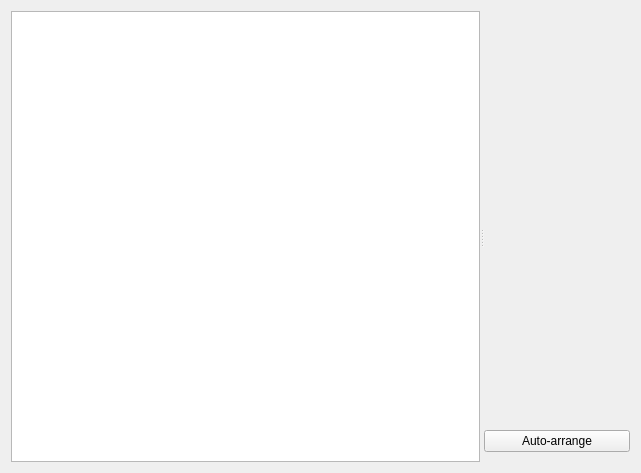
pcdshub/BEAMS, file beams/ui/edit_page.ui: the form before one commit.
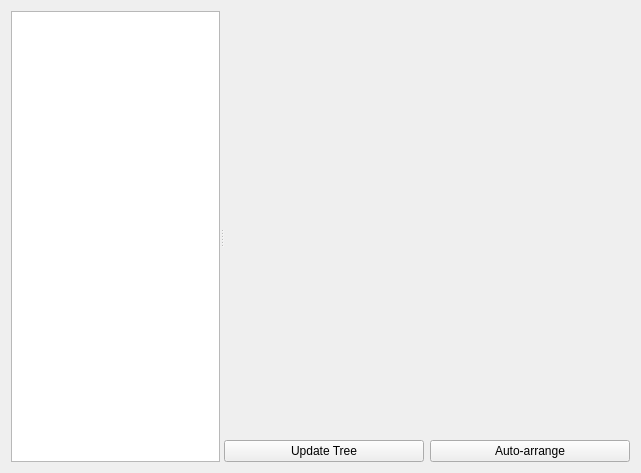
The form after the commit.

Commit message: ENH/WIP: add edit page logic, QtBTreeItem class, and tree model for showing BTree

Diff of the .ui file:
```diff
--- a/beams/ui/edit_page.ui
+++ b/beams/ui/edit_page.ui
@@ -13,7 +13,7 @@
   <property name="windowTitle">
    <string>Form</string>
   </property>
-  <layout class="QVBoxLayout" name="verticalLayout">
+  <layout class="QVBoxLayout" name="verticalLayout_2">
    <item>
     <widget class="QSplitter" name="splitter">
      <property name="orientation">
@@ -21,17 +21,20 @@
      </property>
      <widget class="QTreeView" name="tree_view">
       <property name="sizePolicy">
-       <sizepolicy hsizetype="Expanding" vsizetype="Preferred">
-        <horstretch>0</horstretch>
+       <sizepolicy hsizetype="Preferred" vsizetype="Preferred">
+        <horstretch>1</horstretch>
         <verstretch>0</verstretch>
        </sizepolicy>
       </property>
      </widget>
-     <widget class="QWidget" name="verticalLayoutWidget">
-      <layout class="QVBoxLayout" name="verticalLayout_2">
-       <property name="bottomMargin">
-        <number>10</number>
-       </property>
+     <widget class="QWidget" name="edit_widgets" native="true">
+      <property name="sizePolicy">
+       <sizepolicy hsizetype="Expanding" vsizetype="Expanding">
+        <horstretch>3</horstretch>
+        <verstretch>0</verstretch>
+       </sizepolicy>
+      </property>
+      <layout class="QVBoxLayout" name="verticalLayout">
        <item>
         <widget class="QWidget" name="node_widget" native="true">
          <property name="sizePolicy">
@@ -43,11 +46,22 @@
         </widget>
        </item>
        <item>
+        <layout class="QHBoxLayout" name="button_layout">
+         <item>
+          <widget class="QPushButton" name="update_tree_button">
+           <property name="text">
+            <string>Update Tree</string>
+           </property>
+          </widget>
+         </item>
+         <item>
         <widget class="QPushButton" name="auto_arrange_button">
          <property name="text">
           <string>Auto-arrange</string>
          </property>
         </widget>
+         </item>
+        </layout>
        </item>
       </layout>
      </widget>
```
Left out of the diff: 4 changed lines with no effect on the pictures. Lines whose indentation alone changed are shown as unchanged. The commit also changes 3 other files.
